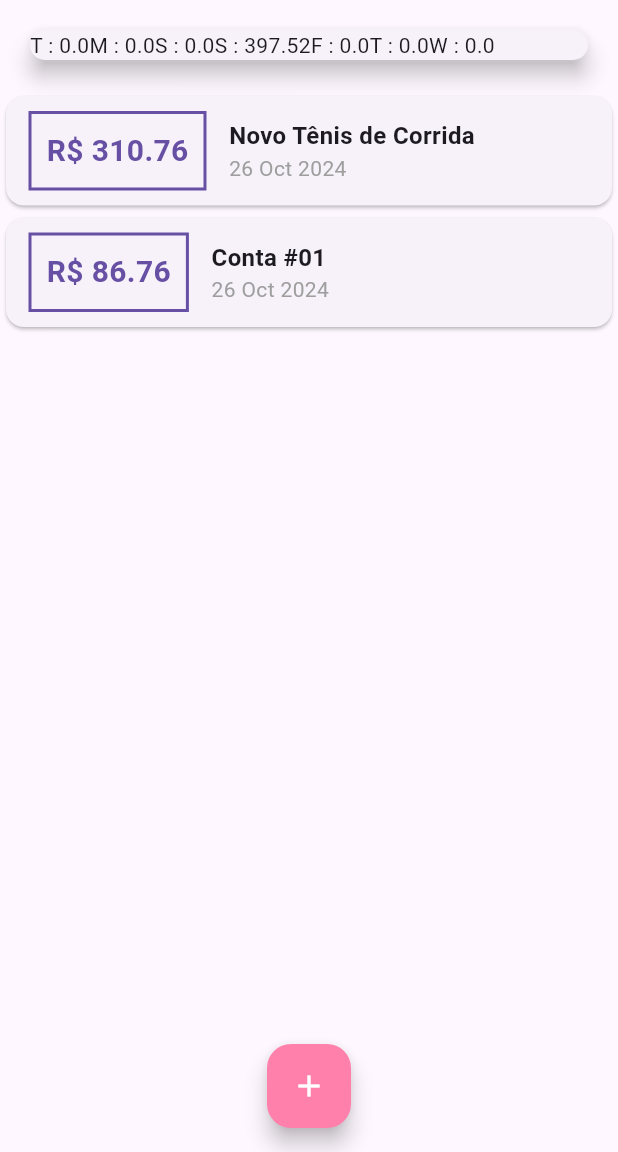
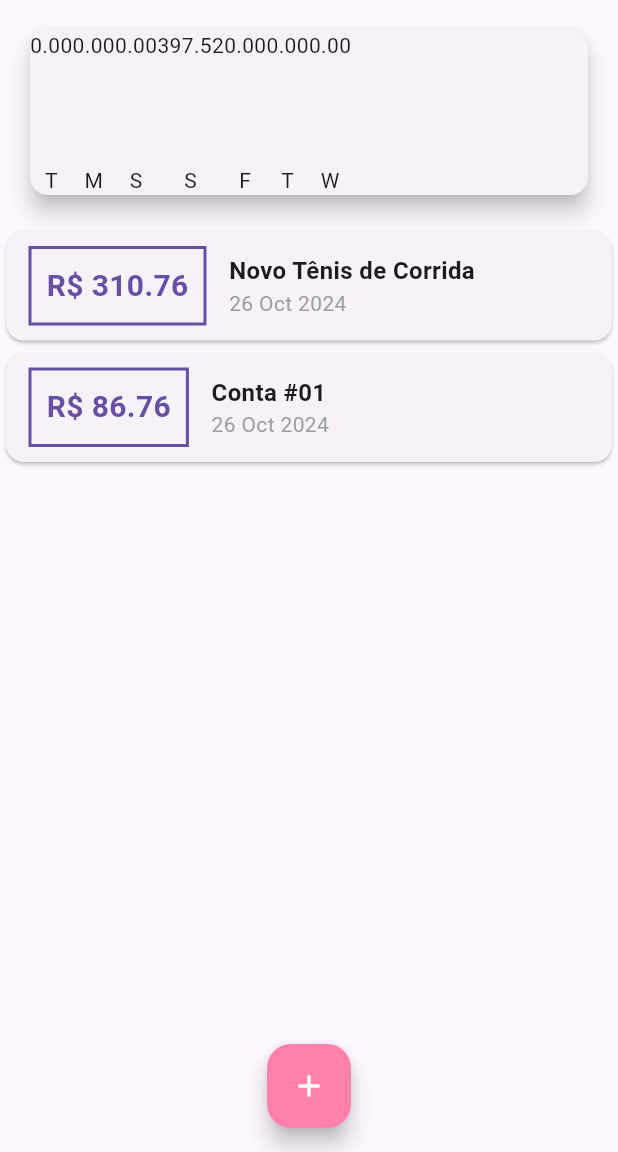
Before and after one commit to gabibecker/DespesasPessoais, a Flutter app: the screen it shows after launch, on a phone screen of 412 x 824 dp, the part 84-1236 px from its top. Run offline on Flutter 3.47's test engine with Material 3 defaults, Android fonts, the phone set to English and light mode, and no system bars; missing offline and left inert: dart:ffi; Roboto replaces fonts that are missing (OpenSans).

Commit message:
122. Chart Widget #04

```diff
--- a/expenses/lib/components/char_bar.dart
+++ b/expenses/lib/components/char_bar.dart
@@ -1,11 +1,30 @@
 import 'package:flutter/material.dart';
 
 class ChartBar extends StatelessWidget {
+  final String label;
+  final double value;
+  final double percentage;
+
+  ChartBar(
+    this.label,
+    this.value,
+    this.percentage,
+  );
 
   @override
   Widget build(BuildContext context) {
-    return Container(
-
+    return Column(
+      children: [
+        Text('${value.toStringAsFixed(2)}'),
+        SizedBox(height: 5,),
+        Container(
+          height: 60,
+          width: 10,
+          child: null,
+        ),
+        SizedBox(height: 5,),
+        Text(label),
+      ],
     );
   }
 }
--- a/expenses/lib/components/chart.dart
+++ b/expenses/lib/components/chart.dart
@@ -1,3 +1,6 @@
+import 'dart:ffi';
+
+import 'package:expenses/components/char_bar.dart';
 import 'package:expenses/models/Transaction.dart';
 import 'package:intl/intl.dart';
 import 'package:flutter/material.dart';
@@ -39,7 +42,11 @@ class Chart extends StatelessWidget {
       margin: EdgeInsets.all(20),
       child: Row(
         children: groupedTransactions.map((tr) {
-          return Text('${tr['day']} : ${tr['value']}');
+          return ChartBar(
+            tr['day'].toString(),
+            tr['value'] as double,
+            0,
+            );
         }).toList(),
       ),
     );
```
